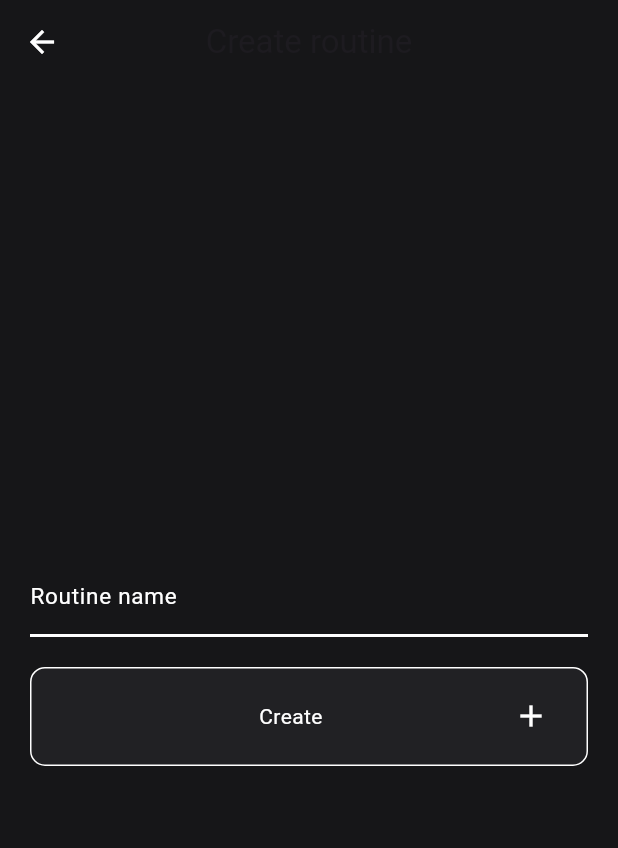
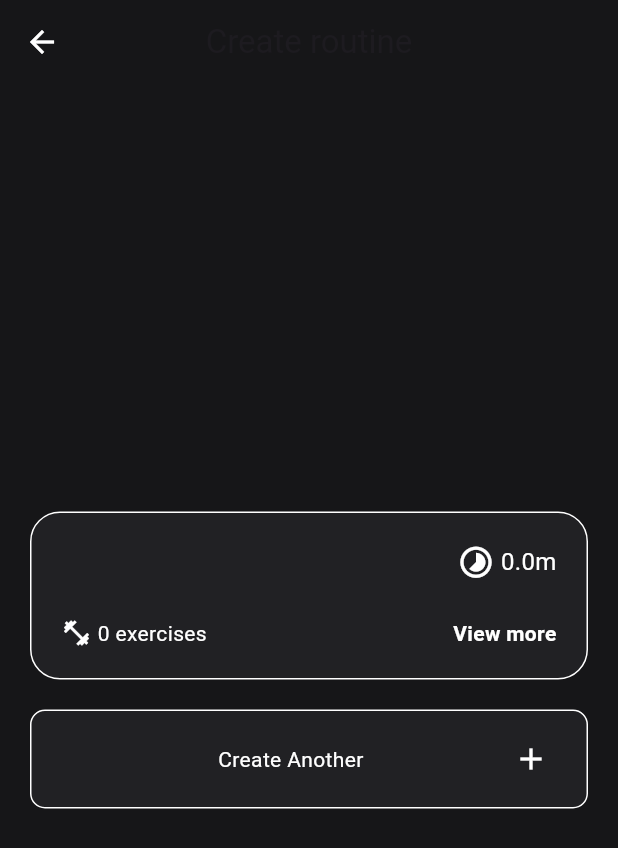
Before and after one commit to cyberail/sculpt, a Flutter app: the CreateRoutineScreen screen opened by its route, after a tap on "Create", on a phone screen of 412 x 824 dp. Shown: the top 848 px of the screen. Run offline on Flutter 3.47's test engine with Material 3 defaults, Android fonts, the phone set to English and light mode, and no system bars; our stand-ins replace bloc, flutter_bloc, get_it, go_router, isar; accounts and stored records are empty; generated files the repository leaves out were written again.

Commit message:
feat: insert routine

```diff
--- a/lib/bloc/routine/routine_cubit.dart
+++ b/lib/bloc/routine/routine_cubit.dart
@@ -1,8 +1,26 @@
 import 'package:bloc/bloc.dart';
-import 'package:meta/meta.dart';
+import 'package:flutter/widgets.dart';
+import 'package:sculpt/constants/enums.dart';
+import 'package:sculpt/infrastructure/datasource/routine.dart';
+import 'package:sculpt/infrastructure/persistence/schemes/routine.dart';
 
 part 'routine_state.dart';
 
 class RoutineCubit extends Cubit<RoutineState> {
-  RoutineCubit() : super(RoutineInitial());
+  RoutineCubit(RoutineDatasource datasource)
+      : _datasource = datasource,
+        super(RoutineState(status: StateStatus.initial));
+
+  late final RoutineDatasource _datasource;
+
+  Future<void> create(String name) async {
+    emit(state.copyWith(status: StateStatus.loading));
+    try {
+      final routine = _datasource.create(name);
+      emit(state.copyWith(status: StateStatus.success, routine: routine));
+    } catch (e) {
+      debugPrint(e.toString());
+      emit(state.copyWith(status: StateStatus.failure));
+    }
+  }
 }
--- a/lib/bloc/routine/routine_state.dart
+++ b/lib/bloc/routine/routine_state.dart
@@ -1,6 +1,21 @@
 part of 'routine_cubit.dart';
 
-@immutable
-sealed class RoutineState {}
+final class RoutineState {
+  final StateStatus status;
+  final Routine? routine;
 
-final class RoutineInitial extends RoutineState {}
+  RoutineState({
+    required this.status,
+    this.routine,
+  });
+
+  RoutineState copyWith({
+    StateStatus? status,
+    Routine? routine,
+  }) {
+    return RoutineState(
+      status: status ?? this.status,
+      routine: routine ?? this.routine,
+    );
+  }
+}
--- a/lib/constants/enums.dart
+++ b/lib/constants/enums.dart
@@ -2,3 +2,10 @@ enum WorkoutType {
   manual,
   time,
 }
+
+enum StateStatus {
+  initial,
+  loading,
+  success,
+  failure,
+}
--- a/lib/infrastructure/datasource/routine.dart
+++ b/lib/infrastructure/datasource/routine.dart
@@ -1,8 +1,23 @@
 import 'package:sculpt/infrastructure/datasource/base.dart';
 import 'package:sculpt/infrastructure/persistence/isar_database.dart';
+import 'package:sculpt/infrastructure/persistence/schemes/routine.dart';
 
 class RoutineDatasource extends BaseDatasource {
   final IsarDatabase db;
 
   RoutineDatasource({required this.db});
+
+  Routine create(String name) {
+    final routine = Routine()..name = name;
+    final result = db.create(routine);
+    return result;
+  }
+
+  // Future<void> create() {
+
+  // }
+
+  // Future<void> delete() {
+
+  // }
 }
--- a/lib/infrastructure/persistence/isar_database.dart
+++ b/lib/infrastructure/persistence/isar_database.dart
@@ -1,6 +1,6 @@
 import 'package:isar/isar.dart';
 import 'package:path_provider/path_provider.dart';
-import 'package:sculpt/models/workout.dart';
+import 'package:sculpt/infrastructure/persistence/schemes/routine.dart';
 
 class IsarDatabase {
   Isar db;
@@ -8,6 +8,14 @@ class IsarDatabase {
 
   static Future<Isar> openIsarDatabase() async {
     final dir = await getApplicationDocumentsDirectory();
-    return await Isar.open([WorkOutSchema], directory: dir.path);
+    return await Isar.open([RoutineSchema], directory: dir.path);
+  }
+
+  Routine create(Routine routine) {
+    db.writeTxnSync(() {
+      db.routines.putSync(routine);
+    });
+
+    return routine;
   }
 }
--- a/lib/models/workout.dart
+++ b/lib/infrastructure/persistence/schemes/exercise.dart
@@ -1,14 +1,11 @@
 import 'package:isar/isar.dart';
 import 'package:sculpt/constants/enums.dart';
 
-part 'workout.g.dart';
+part 'exercise.g.dart';
 
-@collection
-@Name("Workout")
-class WorkOut {
-  @Name('id')
-  Id id = Isar.autoIncrement;
-
+@embedded
+@Name("Exercise")
+class Exercise {
   @Name('name')
   late String name;
 
@@ -17,5 +14,5 @@ class WorkOut {
   WorkoutType type = WorkoutType.time;
 
   @Name('time')
-  int? time = -1;
+  int time = -1;
 }
--- /dev/null
+++ b/lib/infrastructure/persistence/schemes/routine.dart
@@ -0,0 +1,30 @@
+import 'package:isar/isar.dart';
+import 'package:sculpt/infrastructure/persistence/schemes/exercise.dart';
+
+part 'routine.g.dart';
+
+@collection
+@Name("Routine")
+class Routine {
+  @Name("id")
+  Id id = Isar.autoIncrement;
+
+  @Name("name")
+  String name = "";
+
+  @Name("exercises")
+  List<Exercise> exercises = [];
+
+  double getDurationSum() {
+    double result = 0;
+    for (var exercise in exercises) {
+      if (exercise.time == -1) {
+        continue;
+      }
+
+      result += exercise.time;
+    }
+
+    return result;
+  }
+}
--- a/lib/presentation/router/router.dart
+++ b/lib/presentation/router/router.dart
@@ -22,8 +22,10 @@ final router = GoRouter(
       builder: (context, state) => RoutineListScreen(),
     ),
     GoRoute(
-      path: '/routine:/routine_id',
-      builder: (context, state) => RoutineDetailScreen(),
+      path: '/routine/:routine_id',
+      builder: (context, state) {
+        return RoutineDetailScreen(routineId: state.pathParameters["routine_id"]);
+      },
     ),
     GoRoute(
       path: '/workouts',
--- a/lib/presentation/screens/routine/create/create_routine.dart.dart
+++ b/lib/presentation/screens/routine/create/create_routine.dart.dart
@@ -1,12 +1,17 @@
 import 'package:flutter/material.dart';
+import 'package:flutter_bloc/flutter_bloc.dart';
+import 'package:sculpt/bloc/routine/routine_cubit.dart';
+import 'package:sculpt/constants/enums.dart';
+import 'package:sculpt/infrastructure/persistence/schemes/routine.dart';
 import 'package:sculpt/presentation/ui_kit/app_bar/default_appbar.dart';
 import 'package:sculpt/presentation/ui_kit/buttons/large_btn.dart';
 import 'package:sculpt/presentation/ui_kit/colors/colors.dart';
 import 'package:sculpt/presentation/ui_kit/fileds/default_text_field.dart';
+import 'package:sculpt/presentation/ui_kit/tiles/routine_tile.dart';
 import 'package:sculpt/utils/validators.dart';
 
 class CreateRoutineScreen extends StatefulWidget {
-  CreateRoutineScreen({super.key});
+  const CreateRoutineScreen({super.key});
 
   @override
   State<CreateRoutineScreen> createState() => _CreateRoutineScreenState();
@@ -14,9 +19,22 @@ class CreateRoutineScreen extends StatefulWidget {
 
 class _CreateRoutineScreenState extends State<CreateRoutineScreen> {
   final _formKey = GlobalKey<FormState>();
+  final textController = TextEditingController();
+
+  bool created = false;
 
   @override
   Widget build(BuildContext context) {
+    return BlocConsumer<RoutineCubit, RoutineState>(
+      listener: (context, state) {
+        if (state.status == StateStatus.success) {
+          setState(() {
+            created = true;
+            textController.clear();
+          });
+        }
+      },
+      builder: (context, state) {
         return Scaffold(
           backgroundColor: UIKitColors.primaryColor,
           appBar: defaultAppBar(context, "Create routine"),
@@ -24,24 +42,49 @@ class _CreateRoutineScreenState extends State<CreateRoutineScreen> {
             padding: const EdgeInsets.symmetric(horizontal: 20),
             child: Form(
               key: _formKey,
-          child: Column(
+              child: _buildByState(state),
+            ),
+          ),
+        );
+      },
+    );
+  }
+
+  Widget _buildByState(RoutineState state) {
+    final routine = state.routine;
+    if (!created || routine == null) {
+      return Column(
         mainAxisAlignment: MainAxisAlignment.center,
         children: [
           DefaultTextField(
+            controller: textController,
             label: "Routine name",
             hintText: "My Monday routine",
             validator: (value) => Validators.emptyTextValidation(context, value),
           ),
-              SizedBox(height: 20),
+          const SizedBox(height: 20),
           LargeBtn(
             label: "Create",
             icon: Icons.add,
-                onTap: () {},
+            onTap: () => context.read<RoutineCubit>().create(textController.text),
           ),
         ],
+      );
+    }
+
+    return Column(
+      mainAxisAlignment: MainAxisAlignment.center,
+      children: [
+        RoutineTile(routine: routine),
+        const SizedBox(height: 20),
+        LargeBtn(
+          label: "Create Another",
+          icon: Icons.add,
+          onTap: () => setState(() {
+            created = false;
+          }),
         ),
-        ),
-      ),
+      ],
     );
   }
 }
--- a/lib/presentation/screens/routine/routine_detail.dart
+++ b/lib/presentation/screens/routine/routine_detail.dart
@@ -3,13 +3,14 @@ import 'package:sculpt/presentation/ui_kit/app_bar/default_appbar.dart';
 import 'package:sculpt/presentation/ui_kit/colors/colors.dart';
 
 class RoutineDetailScreen extends StatelessWidget {
-  const RoutineDetailScreen({super.key});
+  final String? routineId;
+  const RoutineDetailScreen({super.key, this.routineId});
 
   @override
   Widget build(BuildContext context) {
     return Scaffold(
       backgroundColor: UIKitColors.primaryColor,
-      appBar: defaultAppBar(context, "Workout detail"),
+      appBar: defaultAppBar(context, "Routine detail"),
       body: Container(
         padding: const EdgeInsets.symmetric(horizontal: 20),
         child: Column(
--- a/lib/presentation/ui_kit/fileds/default_text_field.dart
+++ b/lib/presentation/ui_kit/fileds/default_text_field.dart
@@ -3,6 +3,7 @@ import 'package:flutter/widgets.dart';
 import 'package:sculpt/presentation/ui_kit/colors/colors.dart';
 
 class DefaultTextField extends StatelessWidget {
+  final TextEditingController controller;
   final String? Function(String?) validator;
   final String label;
   final String hintText;
@@ -12,11 +13,13 @@ class DefaultTextField extends StatelessWidget {
     required this.validator,
     required this.label,
     required this.hintText,
+    required this.controller,
   });
 
   @override
   Widget build(BuildContext context) {
     return TextFormField(
+      controller: controller,
       onTapOutside: (_) => FocusScope.of(context).unfocus(),
       style: TextStyle(color: UIKitColors.white),
       decoration: InputDecoration(
--- a/lib/presentation/ui_kit/tiles/routine_tile.dart
+++ b/lib/presentation/ui_kit/tiles/routine_tile.dart
@@ -1,17 +1,14 @@
 import 'package:flutter/material.dart';
-import 'package:sculpt/models/workout.dart';
+import 'package:go_router/go_router.dart';
+import 'package:sculpt/infrastructure/persistence/schemes/routine.dart';
 import 'package:sculpt/presentation/ui_kit/colors/colors.dart';
 
 class RoutineTile extends StatelessWidget {
-  final String name;
-  final double timeMinutes;
+  final Routine routine;
 
-  final List<WorkOut> exercises;
   const RoutineTile({
     super.key,
-    required this.name,
-    required this.timeMinutes,
-    required this.exercises,
+    required this.routine,
   });
 
   //test comment
@@ -30,7 +27,7 @@ class RoutineTile extends StatelessWidget {
           Row(
             children: [
               Text(
-                name,
+                routine.name,
                 style: TextStyle(color: UIKitColors.white, fontSize: 16),
               ),
               Spacer(),
@@ -41,7 +38,7 @@ class RoutineTile extends StatelessWidget {
               ),
               SizedBox(width: 4),
               Text(
-                "${timeMinutes}m",
+                "${routine.getDurationSum()}m",
                 style: TextStyle(color: UIKitColors.white, fontSize: 16),
               ),
             ],
@@ -56,11 +53,13 @@ class RoutineTile extends StatelessWidget {
               ),
               const SizedBox(width: 4),
               Text(
-                "${exercises.length} exercises",
+                "${routine.exercises.length} exercises",
                 style: TextStyle(color: UIKitColors.white, fontSize: 14),
               ),
               Spacer(),
-              Text(
+              InkWell(
+                onTap: () => context.push("/routine/:${routine.id}"),
+                child: Text(
                   "View more",
                   style: TextStyle(
                     color: UIKitColors.white,
@@ -68,6 +67,7 @@ class RoutineTile extends StatelessWidget {
                     fontWeight: FontWeight.bold,
                   ),
                 ),
+              )
             ],
           )
         ],
--- a/pubspec.yaml
+++ b/pubspec.yaml
@@ -15,6 +15,7 @@ dependencies:
   get_it: ^7.6.7
   go_router: ^13.2.0
   flutter_bloc: ^8.1.6
+  bloc: ^8.1.4
 
 dev_dependencies:
   flutter_test:
```
Also changed, not shown: lib/main.dart (+13 -4 lines), lib/presentation/screens/routine/routine_list.dart (+2 -7 lines), lib/infrastructure/persistence/schemes/exercise.g.dart (added), lib/infrastructure/persistence/schemes/routine.g.dart (added), lib/models/workout.g.dart (deleted), pubspec.lock. Lines whose indentation alone changed are shown as unchanged.
